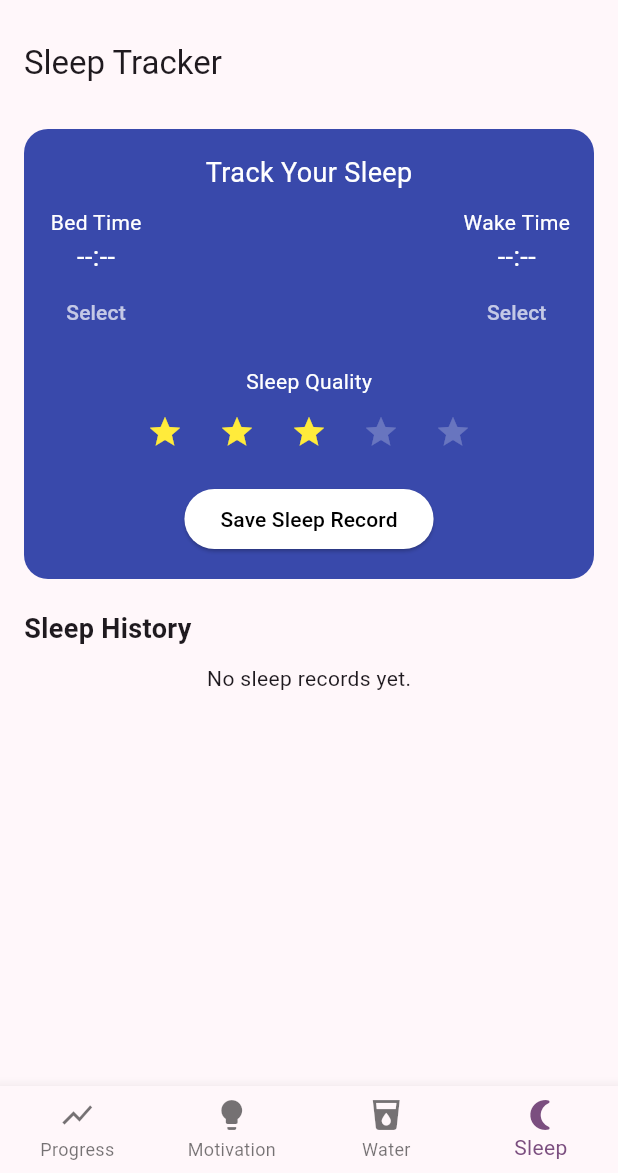
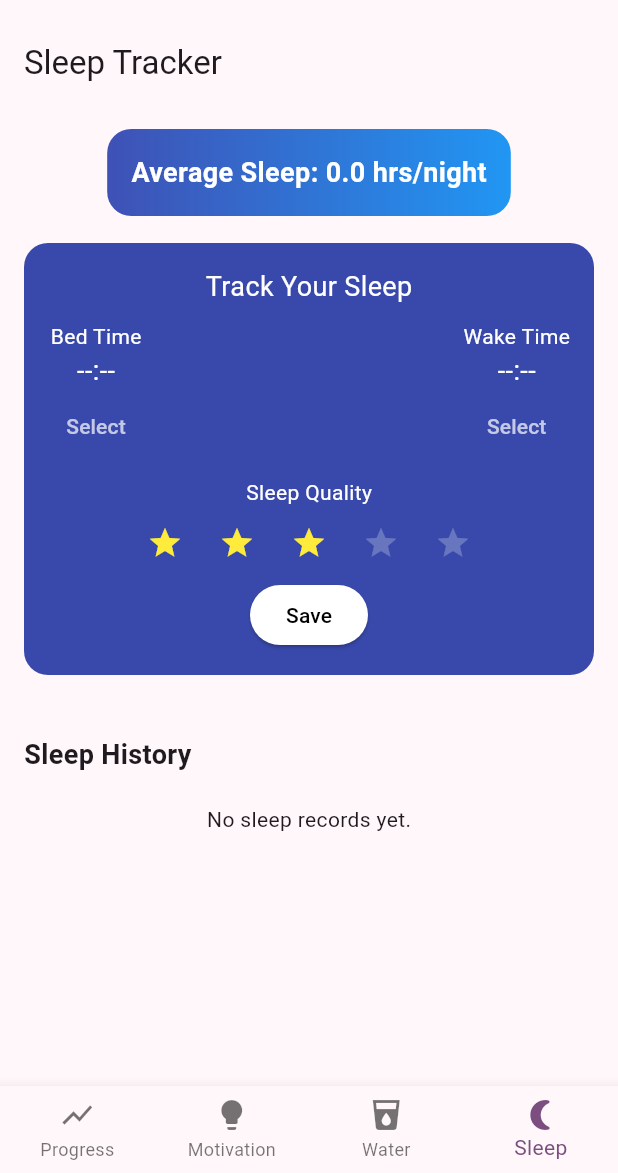
Before and after one commit to ibrar-ghani/fitlife, a Flutter app: the screen it shows after launch, item 4 of the bottom bar chosen, on a phone screen of 412 x 824 dp, the part 63-1236 px from its top. Run offline on Flutter 3.47's test engine with Material 3 defaults, Android fonts, the phone set to English and light mode, and no system bars; our stand-ins replace fl_chart, get, shared_preferences.

Commit message:
"update the sleep UI"

```diff
--- a/lib/views/sleep_page.dart
+++ b/lib/views/sleep_page.dart
@@ -1,3 +1,4 @@
+import 'package:fitlife/widgets/sleep_bar_chart.dart';
 import 'package:flutter/material.dart';
 import 'package:get/get.dart';
 import '../../controllers/sleep_controller.dart';
@@ -12,38 +13,20 @@ class _SleepPageState extends State<SleepPage> {
 
   DateTime? bedTime;
   DateTime? wakeTime;
-  int sleepQuality = 3; // default selected stars
+  int sleepQuality = 3;
 
-  Future<void> pickBedTime() async {
+  Future<void> pickTime(bool isBed) async {
     final now = DateTime.now();
-    final picked = await showTimePicker(
-      context: context,
-      initialTime: TimeOfDay.now(),
-    );
+    final picked = await showTimePicker(context: context, initialTime: TimeOfDay.now());
     if (picked != null) {
       setState(() {
-        bedTime = DateTime(now.year, now.month, now.day, picked.hour, picked.minute);
+        final dt = DateTime(now.year, now.month, now.day, picked.hour, picked.minute);
+        isBed ? bedTime = dt : wakeTime = dt;
       });
     }
   }
 
-  Future<void> pickWakeTime() async {
-    final now = DateTime.now();
-    final picked = await showTimePicker(
-      context: context,
-      initialTime: TimeOfDay.now(),
-    );
-    if (picked != null) {
-      setState(() {
-        wakeTime = DateTime(now.year, now.month, now.day, picked.hour, picked.minute);
-      });
-    }
-  }
-
-  String _format(DateTime? dt) {
-    if (dt == null) return "--:--";
-    return "${dt.hour.toString().padLeft(2, '0')}:${dt.minute.toString().padLeft(2, '0')}";
-  }
+  String _t(DateTime? t) => t == null ? "--:--" : "${t.hour.toString().padLeft(2, '0')}:${t.minute.toString().padLeft(2, '0')}";
 
   @override
   Widget build(BuildContext context) {
@@ -53,126 +36,108 @@ class _SleepPageState extends State<SleepPage> {
         padding: const EdgeInsets.all(16),
         child: Column(
           children: [
-            // ===== Sleep Input Card =====
+
+            // ✅ Average Sleep Summary Box
+            Obx(() => Container(
+              padding: const EdgeInsets.all(16),
+              decoration: BoxDecoration(
+                gradient: LinearGradient(colors: [Colors.indigo, Colors.blue]),
+                borderRadius: BorderRadius.circular(16),
+              ),
+              child: Text(
+                "Average Sleep: ${controller.averageSleep().toStringAsFixed(1)} hrs/night",
+                style: const TextStyle(color: Colors.white, fontSize: 18, fontWeight: FontWeight.bold),
+              ),
+            )),
+
+            const SizedBox(height: 18),
+
+            // ✅ Sleep Input Card (same as before except cleaned)
             Container(
               padding: const EdgeInsets.all(16),
-              decoration: BoxDecoration(
-                color: Colors.indigo.shade600,
-                borderRadius: BorderRadius.circular(16),
-              ),
+              decoration: BoxDecoration(color: Colors.indigo.shade600, borderRadius: BorderRadius.circular(16)),
               child: Column(
                 children: [
-                  Text("Track Your Sleep", style: TextStyle(color: Colors.white, fontSize: 18)),
+                  const Text("Track Your Sleep", style: TextStyle(color: Colors.white, fontSize: 18)),
                   const SizedBox(height: 10),
-
-                  Row(
-                    mainAxisAlignment: MainAxisAlignment.spaceBetween,
-                    children: [
-                      Column(
-                        children: [
-                          const Text("Bed Time", style: TextStyle(color: Colors.white)),
-                          Text(_format(bedTime), style: const TextStyle(color: Colors.white, fontSize: 18)),
-                          TextButton(
-                            onPressed: pickBedTime,
-                            child: const Text("Select", style: TextStyle(color: Colors.white70)),
-                          )
-                        ],
-                      ),
-                      Column(
-                        children: [
-                          const Text("Wake Time", style: TextStyle(color: Colors.white)),
-                          Text(_format(wakeTime), style: const TextStyle(color: Colors.white, fontSize: 18)),
-                          TextButton(
-                            onPressed: pickWakeTime,
-                            child: const Text("Select", style: TextStyle(color: Colors.white70)),
-                          )
-                        ],
-                      ),
-                    ],
-                  ),
-
-                  const SizedBox(height: 12),
-
-                  // ⭐ Quality Rating
-                  Text("Sleep Quality", style: TextStyle(color: Colors.white)),
+                  Row(mainAxisAlignment: MainAxisAlignment.spaceBetween, children: [
+                    _timeBox("Bed Time", _t(bedTime), () => pickTime(true)),
+                    _timeBox("Wake Time", _t(wakeTime), () => pickTime(false)),
+                  ]),
+                  const SizedBox(height: 10),
+                  Text("Sleep Quality", style: const TextStyle(color: Colors.white)),
                   Row(
                     mainAxisAlignment: MainAxisAlignment.center,
-                    children: List.generate(5, (i) {
-                      return IconButton(
-                        icon: Icon(
-                          Icons.star,
-                          color: i < sleepQuality ? Colors.yellow : Colors.white24,
+                    children: List.generate(5, (i) => IconButton(
+                      icon: Icon(Icons.star, color: i < sleepQuality ? Colors.yellow : Colors.white24),
+                      onPressed: () => setState(() => sleepQuality = i + 1),
+                    )),
                   ),
-                        onPressed: () => setState(() => sleepQuality = i + 1),
-                      );
-                    }),
-                  ),
-
-                  const SizedBox(height: 10),
-
                   ElevatedButton(
                     style: ElevatedButton.styleFrom(backgroundColor: Colors.white),
                     onPressed: () {
                       if (bedTime == null || wakeTime == null) {
-                        Get.snackbar("Missing Data", "Select sleep and wake time.",
-                            snackPosition: SnackPosition.BOTTOM);
+                        Get.snackbar("Missing Data", "Please select times", snackPosition: SnackPosition.BOTTOM);
                         return;
                       }
                       controller.addSleep(bedTime!, wakeTime!, sleepQuality);
-                      setState(() {
-                        bedTime = null;
-                        wakeTime = null;
-                        sleepQuality = 3;
-                      });
+                      setState(() => { bedTime = null, wakeTime = null, sleepQuality = 3 });
                     },
-                    child: const Text("Save Sleep Record", style: TextStyle(color: Colors.black)),
-                  ),
+                    child: const Text("Save", style: TextStyle(color: Colors.black)),
+                  )
                 ],
               ),
             ),
 
             const SizedBox(height: 20),
 
-            // ===== Sleep History =====
-            Align(
-              alignment: Alignment.centerLeft,
-              child: Text("Sleep History", style: TextStyle(fontSize: 18, fontWeight: FontWeight.bold)),
-            ),
-            const SizedBox(height: 10),
+Obx(() {
+  if (controller.sleepHistory.isEmpty) return SizedBox();
+  return SleepBarChart(data: controller.sleepHistory.toList());
+}),
 
-            Obx(() {
-              if (controller.sleepHistory.isEmpty) {
-                return const Text("No sleep records yet.");
-              }
-              return ListView.builder(
+
+            const SizedBox(height: 20),
+
+            Align(alignment: Alignment.centerLeft, child: Text("Sleep History", style: TextStyle(fontSize: 18, fontWeight: FontWeight.bold))),
+
+            Obx(() => controller.sleepHistory.isEmpty
+              ? const Padding(padding: EdgeInsets.only(top: 20), child: Text("No sleep records yet."))
+              : ListView.builder(
                   shrinkWrap: true,
                   physics: NeverScrollableScrollPhysics(),
                   itemCount: controller.sleepHistory.length,
                   itemBuilder: (_, i) {
-                  final entry = controller.sleepHistory[i];
-                  return Card(
-                    shape: RoundedRectangleBorder(borderRadius: BorderRadius.circular(12)),
+                    final e = controller.sleepHistory[i];
+                    return Dismissible(
+                      key: ValueKey(i),
+                      direction: DismissDirection.endToStart,
+                      onDismissed: (_) => controller.deleteSleep(i),
+                      background: Container(color: Colors.red, alignment: Alignment.centerRight, padding: EdgeInsets.only(right: 20), child: Icon(Icons.delete, color: Colors.white)),
+                      child: Card(
                         child: ListTile(
-                      title: Text("${entry.hours.toStringAsFixed(1)} hours"),
-                      subtitle: Row(
-                        children: List.generate(5, (j) => Icon(
-                          Icons.star,
-                          color: j < entry.quality ? Colors.amber : Colors.grey,
-                          size: 18,
-                        )),
-                      ),
-                      trailing: Text(
-                        "${entry.bedTime.hour}:${entry.bedTime.minute.toString().padLeft(2, '0')} → "
-                        "${entry.wakeTime.hour}:${entry.wakeTime.minute.toString().padLeft(2, '0')}",
+                          title: Text("${e.hours.toStringAsFixed(1)} hours"),
+                          subtitle: Text("${e.bedTime.day}/${e.bedTime.month}/${e.bedTime.year}"),
+                          trailing: Text("${_t(e.bedTime)} → ${_t(e.wakeTime)}"),
                         ),
                       ),
                     );
                   },
-              );
-            })
+                ),
+            )
           ],
         ),
       ),
     );
   }
+
+  Widget _timeBox(String label, String time, VoidCallback onTap) {
+    return Column(
+      children: [
+        Text(label, style: TextStyle(color: Colors.white)),
+        Text(time, style: TextStyle(color: Colors.white, fontSize: 18)),
+        TextButton(onPressed: onTap, child: const Text("Select", style: TextStyle(color: Colors.white70)))
+      ],
+    );
   }
+}
```
Also changed, not shown: lib/controllers/sleep_controller.dart (+29 -13 lines), lib/widgets/sleep_bar_chart.dart (added, +64 -0 lines). Lines whose indentation alone changed are shown as unchanged.
